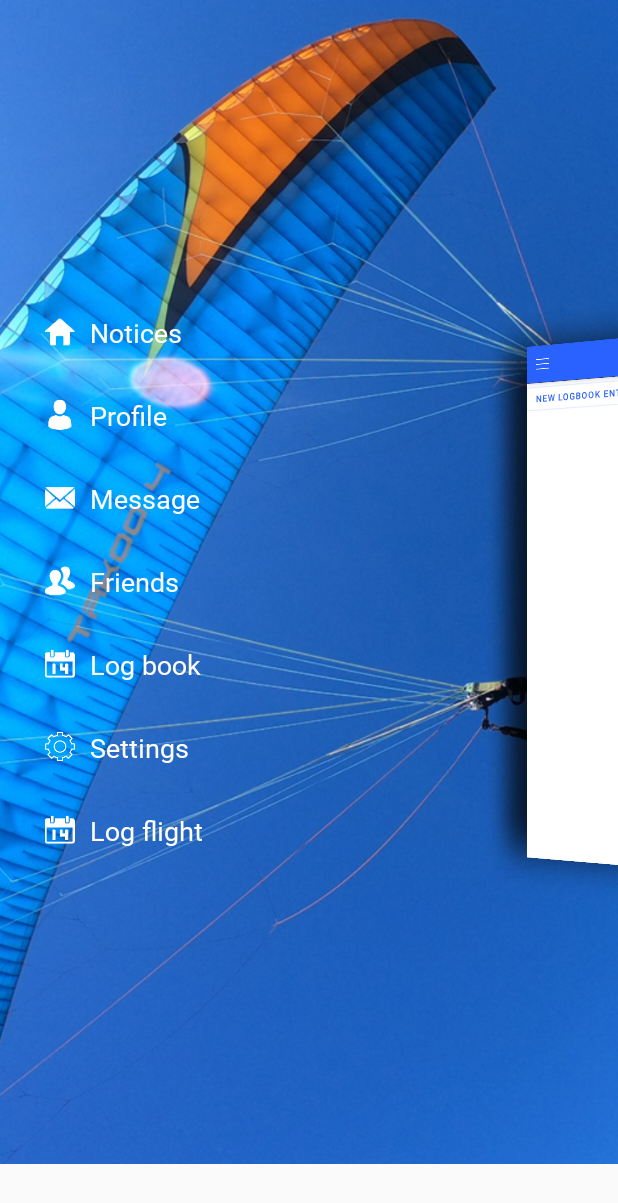
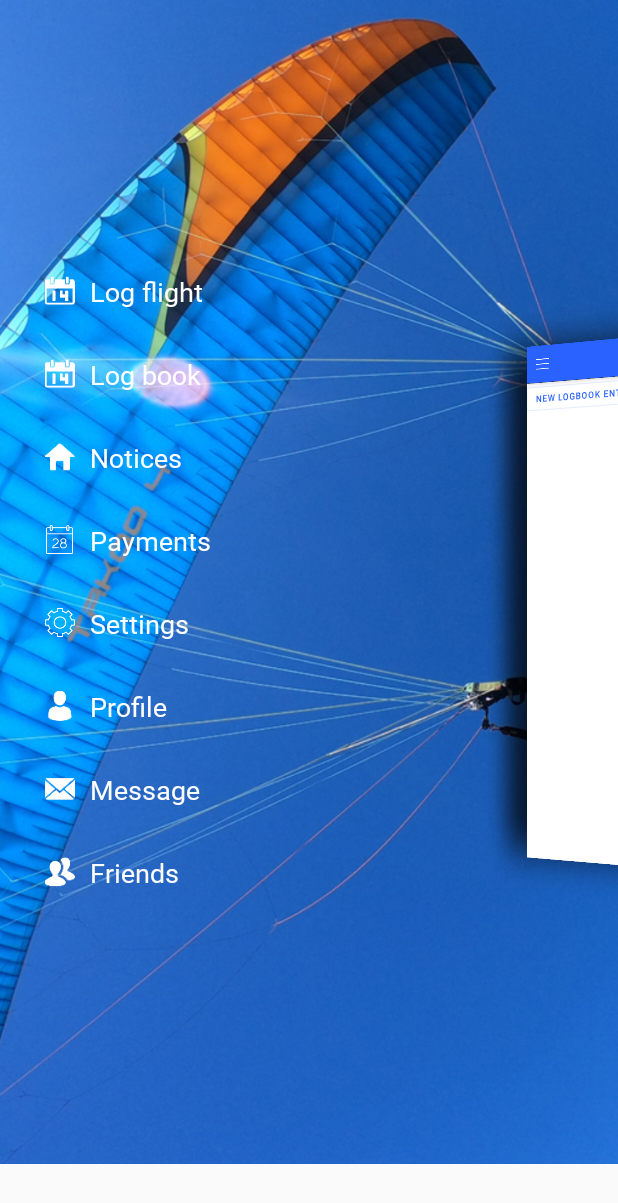
Before and after one commit to nigelfrith/Paratrax_rv3, an Android app: the fragment Full_Logbook_Fragment placed in its activity, on a phone screen of 412 x 824 dp. Shown: the top 1203 px of the screen. Run offline under Robolectric (Android 15) with nearby library versions, the phone set to English and light mode, and no system bars; our stand-ins replace Firebase (no records; nobody signed in at launch, a user with empty details on screens opened directly).

Commit message:
updates 060120

```diff
--- a/src/main/java/com/altitude/paratrax/Fragments/Full_Logbook_Fragment.java
+++ b/src/main/java/com/altitude/paratrax/Fragments/Full_Logbook_Fragment.java
@@ -32,6 +32,7 @@ import com.altitude.paratrax.Models.Full_Logbook_Model;
 import com.altitude.paratrax.R;
 import com.firebase.ui.database.FirebaseRecyclerAdapter;
 import com.firebase.ui.database.FirebaseRecyclerOptions;
+import com.google.android.gms.tasks.OnSuccessListener;
 import com.google.firebase.auth.FirebaseAuth;
 import com.google.firebase.database.DataSnapshot;
 import com.google.firebase.database.DatabaseError;
@@ -62,7 +63,7 @@ public class Full_Logbook_Fragment extends Fragment {
     private ProgressBar progressBar;
 
     EditText userid, fname, lname, email;
-    private Button button;
+    Button button, btn_Delete;
     private RecyclerView recyclerView;
     private LinearLayoutManager linearLayoutManager;
     private FirebaseRecyclerAdapter adapter;
@@ -131,7 +132,24 @@ public class Full_Logbook_Fragment extends Fragment {
         // Inflate the layout for this fragment
         mMainView = inflater.inflate(R.layout.fragment_logbook_full, container, false);
 
+        auth = FirebaseAuth.getInstance();
+        if (auth.getCurrentUser() != null) {
+            uid = auth.getCurrentUser().getUid();
+        }
+
         progressBar = mMainView.findViewById(R.id.progressBar);
+        btn_Delete = mMainView.findViewById(R.id.btn_Delete);
+
+        if (btn_Delete != null) {
+            btn_Delete.setOnClickListener(new View.OnClickListener() {
+                @Override
+                public void onClick(View v) {
+
+                    // invoke  delete taking two parameters 1) String key 2) DataStatus dataStatus
+                    // deleteEntry()
+                }
+            });
+        }
 
         final View l1 = mMainView.findViewById(R.id.l1);
         final View l2 = mMainView.findViewById(R.id.LinearLayout);
@@ -153,7 +171,7 @@ public class Full_Logbook_Fragment extends Fragment {
         });
 
         //reversing the layout so in descending order when viewed
-         linearLayoutManager = new LinearLayoutManager(getContext());
+        linearLayoutManager = new LinearLayoutManager(getContext());
         linearLayoutManager.setReverseLayout(true);
         linearLayoutManager.setStackFromEnd(true);
         //rv
@@ -161,10 +179,7 @@ public class Full_Logbook_Fragment extends Fragment {
         recyclerView.setHasFixedSize(true);
         recyclerView.setLayoutManager(linearLayoutManager);
         //firebase////
-        auth = FirebaseAuth.getInstance();
-        if (auth.getCurrentUser() != null) {
-            uid = auth.getCurrentUser().getUid();
-        }
+
 
         mDatabase = FirebaseDatabase.getInstance().getReference().child("quick_log").child(uid);
         mDatabase.keepSynced(true);
@@ -202,6 +217,7 @@ public class Full_Logbook_Fragment extends Fragment {
 
         };
 
+
         mDatabase.addListenerForSingleValueEvent(new ValueEventListener() {
             @Override
             public void onDataChange(DataSnapshot dataSnapshot) {
@@ -237,6 +253,17 @@ public class Full_Logbook_Fragment extends Fragment {
         return mMainView;
     }
 
+    public void deleteEntry(String key, final Quick_Log_Fragment.DataStatus dataStatus) {
+        mDatabase = FirebaseDatabase.getInstance().getReference().child("quick_log").child(uid);
+        mDatabase.child(key).setValue(null)
+                .addOnSuccessListener(new OnSuccessListener<Void>() {
+                    @Override
+                    public void onSuccess(Void aVoid) {
+                        dataStatus.DataIsDeleted();
+                    }
+                });
+    }
+
     public class ViewHolder extends RecyclerView.ViewHolder
             implements View.OnClickListener {
         public LinearLayout root;
@@ -258,6 +285,7 @@ public class Full_Logbook_Fragment extends Fragment {
 
             root.setOnClickListener(this);
         }
+
 
         @Override
         public void onClick(View view) {
@@ -309,5 +337,4 @@ public class Full_Logbook_Fragment extends Fragment {
     }
 
 
-
 }
--- a/src/main/java/com/altitude/paratrax/MainActivity.java
+++ b/src/main/java/com/altitude/paratrax/MainActivity.java
@@ -70,7 +70,7 @@ public class MainActivity extends BaseActivity implements View.OnClickListener {
     private ResideMenu resideMenu;
     private ResideMenuItem itemHome;
     private ResideMenuItem itemProfile;
-    private ResideMenuItem itemCalendar;
+    private ResideMenuItem itemPayments;
     private ResideMenuItem itemSettings;
     private ResideMenuItem itemMessage;
     private ResideMenuItem itemFriends;
@@ -96,7 +96,6 @@ public class MainActivity extends BaseActivity implements View.OnClickListener {
         EditText et = (EditText) searchView.findViewById(searchEditId);
         et.setTextColor(Color.BLACK);
         et.setHintTextColor(Color.BLACK);
-        //////////////////////////////////
         searchView.setOnQueryTextListener(new SearchView.OnQueryTextListener() {
             @Override
             public boolean onQueryTextSubmit(String query) {
@@ -113,6 +112,8 @@ public class MainActivity extends BaseActivity implements View.OnClickListener {
                 return false;
             }
         });
+
+
 
         return super.onCreateOptionsMenu(menu);
     }
@@ -271,18 +272,19 @@ public class MainActivity extends BaseActivity implements View.OnClickListener {
         resideMenu.attachToActivity(this);
         resideMenu.setMenuListener(menuListener);
         // create menu items;
+        itemLogbook = new ResideMenuItem(this, R.drawable.ic_dark_events, "Log flight");
+        itemLogbookFull = new ResideMenuItem(this, R.drawable.ic_dark_events, "Log book");
         itemHome = new ResideMenuItem(this, R.drawable.ic_home_dark, "Notices");
-        itemCalendar = new ResideMenuItem(this, R.drawable.icon_calendar, "Calendar");
+        itemPayments = new ResideMenuItem(this, R.drawable.icon_calendar, "Payments");
         itemSettings = new ResideMenuItem(this, R.drawable.icon_settings, "Settings");
         itemProfile = new ResideMenuItem(this, R.drawable.ic_dark_profile, "Profile");
         itemMessage = new ResideMenuItem(this, R.drawable.ic_dark_message, "Message");
         itemFriends = new ResideMenuItem(this, R.drawable.ic_dark_friends, "Friends");
-        itemLogbookFull = new ResideMenuItem(this, R.drawable.ic_dark_events, "Log book");
-        itemLogbook = new ResideMenuItem(this, R.drawable.ic_dark_events, "Log flight");
+
 
         itemHome.setOnClickListener(this);
         itemProfile.setOnClickListener(this);
-        itemCalendar.setOnClickListener(this);
+        itemPayments.setOnClickListener(this);
         itemSettings.setOnClickListener(this);
         itemMessage.setOnClickListener(this);
         itemFriends.setOnClickListener(this);
@@ -291,18 +293,16 @@ public class MainActivity extends BaseActivity implements View.OnClickListener {
         itemLogbook.setOnClickListener(this);
 
         //Add or remove fragments from main menu here
+        resideMenu.addMenuItem(itemLogbook, ResideMenu.DIRECTION_LEFT);
+        resideMenu.addMenuItem(itemLogbookFull, ResideMenu.DIRECTION_LEFT);
         resideMenu.addMenuItem(itemHome, ResideMenu.DIRECTION_LEFT);
+        resideMenu.addMenuItem(itemPayments, ResideMenu.DIRECTION_LEFT);
+        resideMenu.addMenuItem(itemSettings, ResideMenu.DIRECTION_LEFT);
         resideMenu.addMenuItem(itemProfile, ResideMenu.DIRECTION_LEFT);
         resideMenu.addMenuItem(itemMessage, ResideMenu.DIRECTION_LEFT);
         resideMenu.addMenuItem(itemFriends, ResideMenu.DIRECTION_LEFT);
-        resideMenu.addMenuItem(itemLogbookFull, ResideMenu.DIRECTION_LEFT);
-        //my new addition
-        resideMenu.addMenuItem(itemSettings, ResideMenu.DIRECTION_LEFT);
-        ///
-        resideMenu.addMenuItem(itemLogbook, ResideMenu.DIRECTION_LEFT);
 
         resideMenu.setSwipeDirectionDisable(ResideMenu.DIRECTION_RIGHT);
-
     }
 
 
@@ -315,15 +315,13 @@ public class MainActivity extends BaseActivity implements View.OnClickListener {
 //            startActivity(intent);
         } else if (view == itemProfile) {
             changeFragment(new Profile_Fragment());
-//        }else if (view == itemMessage){
-//            changeFragment(new MessageFragment());
-//        }else if (view == itemFriends){
-//            changeFragment(new FriendsFragment());
         } else if (view == itemLogbookFull) {
             changeFragment(new Full_Logbook_Fragment());
         } else if (view == itemHome) {
             changeFragment(new Home_Fragment());
-
+        }
+        else if (view == itemPayments) {
+            changeFragment(new Home_Fragment());
         }
 
         resideMenu.closeMenu();
--- a/src/main/res/layout/fragment_quick__log.xml
+++ b/src/main/res/layout/fragment_quick__log.xml
@@ -276,6 +276,7 @@
                 android:layout_width="match_parent"
                 android:layout_height="wrap_content"
                 android:focusable="auto"
+                android:checked="true"
                 android:hint="Pictures">
             </com.google.android.material.checkbox.MaterialCheckBox>
 
--- a/src/main/res/layout/full_logbook_list_item.xml
+++ b/src/main/res/layout/full_logbook_list_item.xml
@@ -41,14 +41,17 @@
                 android:background="@drawable/background_selector_gradient"
                 android:padding="10dp">
 
+
                 <TextView
                     android:id="@+id/fname"
                     android:layout_width="wrap_content"
                     android:layout_height="wrap_content"
                     android:text="First Name"
+                    android:textAllCaps="true"
                     android:textColor="@android:color/black"
                     android:textSize="14sp"
-                    android:textStyle="normal" />
+                    android:textStyle="normal"
+                    android:paddingTop="20dp"/>
 
                 <TextView
                     android:id="@+id/lname"
--- a/src/main/res/layout/residemenu_custom_left_scrollview.xml
+++ b/src/main/res/layout/residemenu_custom_left_scrollview.xml
@@ -5,7 +5,7 @@
 
     <ScrollView
         android:id="@+id/sv_left_menu"
-        android:layout_width="150dp"
+        android:layout_width="170dp"
         android:layout_height="wrap_content"
         android:layout_alignParentLeft="true"
         android:layout_centerVertical="true"
--- a/src/main/res/layout/residemenu_custom_right_scrollview.xml
+++ b/src/main/res/layout/residemenu_custom_right_scrollview.xml
@@ -5,7 +5,7 @@
 
     <ScrollView
         android:id="@+id/sv_right_menu"
-        android:layout_width="150dp"
+        android:layout_width="170dp"
         android:layout_height="wrap_content"
         android:layout_alignParentRight="true"
         android:layout_centerVertical="true"
```
